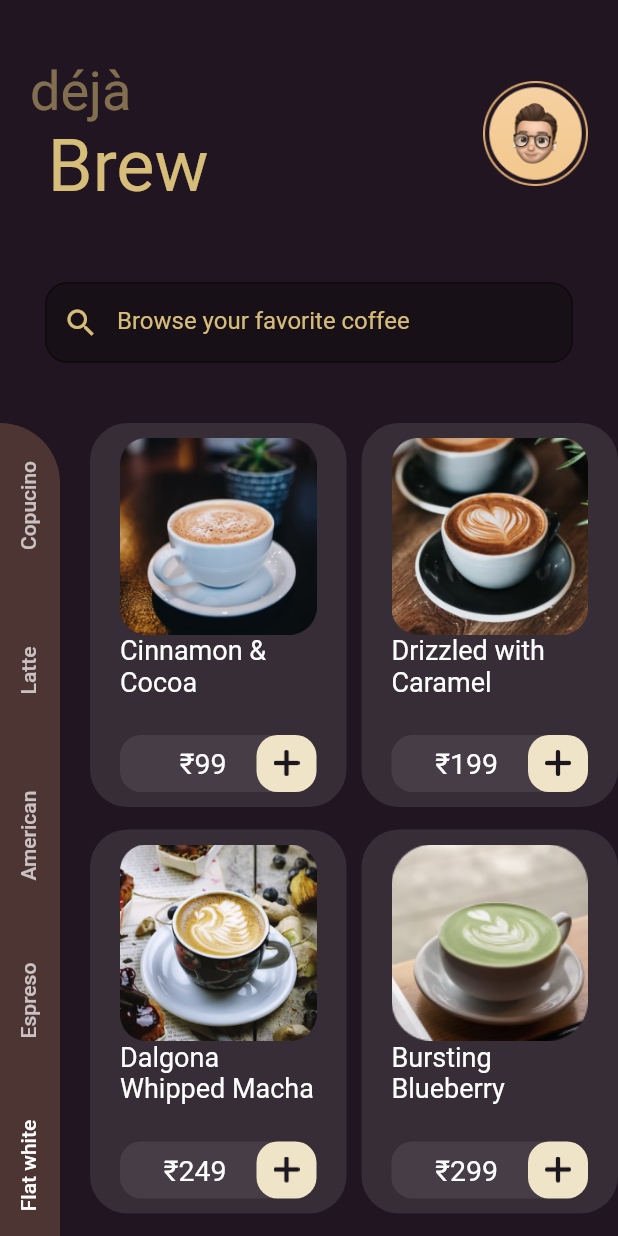
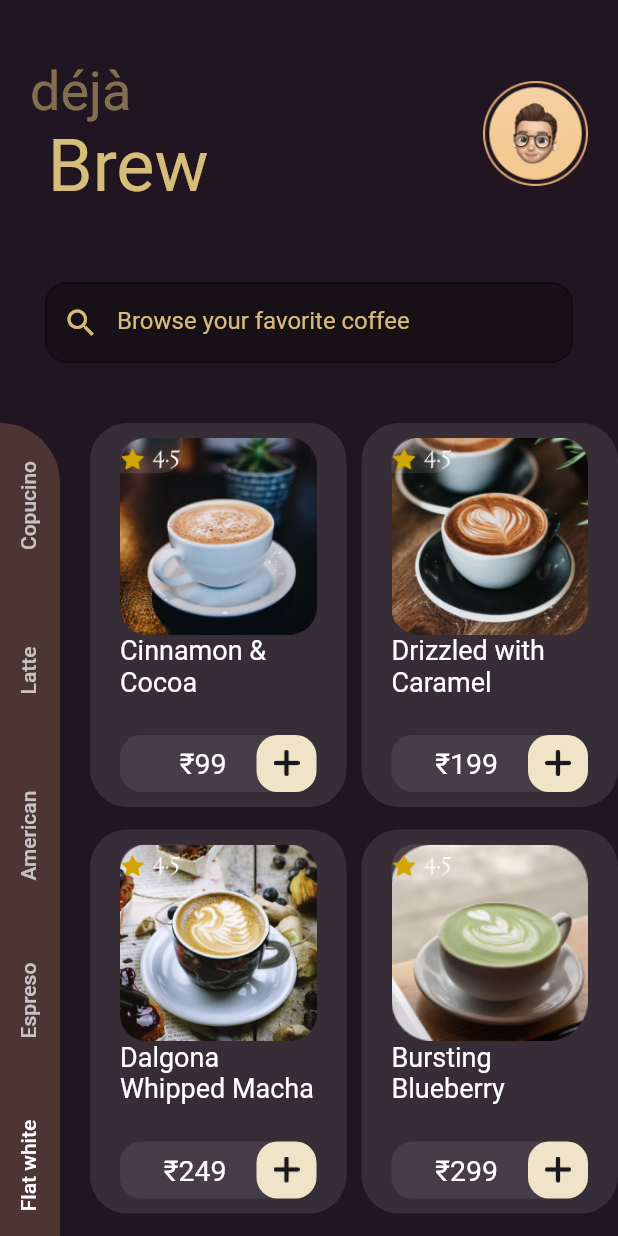
Before and after one commit to said8811/fluter_egzamen, a Flutter app: the HomePage screen opened directly, on a phone screen of 412 x 824 dp. Run offline on Flutter 3.47's test engine with Material 2 defaults, Android fonts, the phone set to English and light mode, and no system bars; our stand-ins replace google_fonts, shared_preferences; accounts and stored records are empty; Roboto replaces fonts that are missing (Rosarivo).

Commit message:
first commit

```diff
--- a/lib/screens/homepage.dart
+++ b/lib/screens/homepage.dart
@@ -188,9 +188,26 @@ class _HomePageState extends State<HomePage> {
             Column(
               crossAxisAlignment: CrossAxisAlignment.start,
               children: [
-                Image(
-                  image: AssetImage(cofe.imgUrl),
-                ),
+                Stack(children: [
+                  Image(
+                    image: AssetImage(cofe.imgUrl),
+                  ),
+                  Positioned(
+                    top: 0,
+                    left: 0,
+                    child: Container(
+                        padding: EdgeInsets.all(1),
+                        decoration: BoxDecoration(
+                            color: Colors.white.withOpacity(0.1),
+                            borderRadius: BorderRadius.only(
+                                topLeft: Radius.circular(15),
+                                bottomRight: Radius.circular(15))),
+                        child: Image.asset(
+                          'assets/images/4.5.png',
+                          width: 40,
+                        )),
+                  )
+                ]),
                 Text(
                   cofe.name,
                   style:
```
